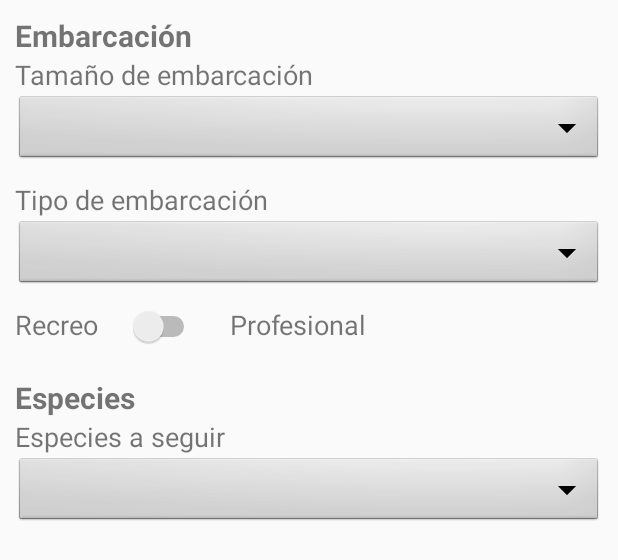
After one commit to JosepRivaille/Fishackathon, an Android app: the layout fragment_profile.xml on its own in the app's theme, with its tools: preview values and no code run, on a phone screen of 412 x 824 dp. The commit adds this screen. Shown: the top 560 px of the screen. Run offline under Robolectric (Android 15) with nearby library versions, the phone set to English and light mode, and no system bars.

Commit message:
Adding Profile, Android

```diff
--- a/android/app/src/main/AndroidManifest.xml
+++ b/android/app/src/main/AndroidManifest.xml
@@ -3,6 +3,8 @@
     package="com.fishhackathon.hackathon.fishhackathon">
 
     <uses-permission android:name="android.permission.INTERNET" />
+    <uses-permission android:name="android.permission.ACCESS_FINE_LOCATION" />
+    <uses-permission android:name="android.permission.ACCESS_COARSE_LOCATION" />
     <uses-permission android:name="android.permission.ACCESS_NETWORK_STATE" />
     <uses-permission android:name="android.permission.WRITE_EXTERNAL_STORAGE" />
 
--- a/android/app/src/main/java/com/fishhackathon/hackathon/fishhackathon/MainActivity.java
+++ b/android/app/src/main/java/com/fishhackathon/hackathon/fishhackathon/MainActivity.java
@@ -9,7 +9,6 @@ import android.support.v4.app.Fragment;
 import android.support.v7.app.AppCompatActivity;
 import android.util.Log;
 import android.view.MenuItem;
-import android.widget.TextView;
 
 import com.karumi.dexter.Dexter;
 import com.karumi.dexter.MultiplePermissionsReport;
@@ -79,8 +78,8 @@ public class MainActivity extends AppCompatActivity {
                 case R.id.navigation_dashboard:
                     selectedFragment = MapFragment.newInstance();
                     break;
-                case R.id.navigation_notifications:
-                    selectedFragment = MapFragment.newInstance();
+                case R.id.navigation_profile:
+                    selectedFragment = ProfileFragment.newInstance();
                     break;
             }
 
--- /dev/null
+++ b/android/app/src/main/java/com/fishhackathon/hackathon/fishhackathon/models/Species.java
@@ -0,0 +1,4 @@
+package com.fishhackathon.hackathon.fishhackathon.models;
+
+public class Species {
+}
--- /dev/null
+++ b/android/app/src/main/res/layout/fragment_profile.xml
@@ -0,0 +1,115 @@
+<LinearLayout xmlns:android="http://schemas.android.com/apk/res/android"
+    xmlns:tools="http://schemas.android.com/tools"
+    android:layout_width="match_parent"
+    android:layout_height="match_parent"
+    android:layout_marginBottom="?attr/actionBarSize"
+    android:orientation="vertical"
+    android:padding="10dp"
+    tools:context="com.fishhackathon.hackathon.fishhackathon.MainActivity">
+
+    <LinearLayout
+        android:layout_width="match_parent"
+        android:layout_height="wrap_content"
+        android:orientation="vertical">
+
+        <TextView
+            android:layout_width="match_parent"
+            android:layout_height="wrap_content"
+            android:text="@string/profile_embarcaciones"
+            android:textSize="20sp"
+            android:textStyle="bold" />
+
+        <LinearLayout
+            android:layout_width="match_parent"
+            android:layout_height="wrap_content"
+            android:layout_marginBottom="10dp"
+            android:orientation="vertical">
+
+            <TextView
+                android:layout_width="match_parent"
+                android:layout_height="wrap_content"
+                android:text="@string/profile_tamano_embarcacion"
+                android:textSize="18sp" />
+
+            <Spinner
+                android:id="@+id/profile_tamano_embarcacion_spinner"
+                android:layout_width="match_parent"
+                android:layout_height="wrap_content"
+                android:background="@android:drawable/btn_dropdown"
+                android:spinnerMode="dropdown" />
+        </LinearLayout>
+
+        <LinearLayout
+            android:layout_width="match_parent"
+            android:layout_height="wrap_content"
+            android:layout_marginBottom="10dp"
+            android:orientation="vertical">
+
+            <TextView
+                android:layout_width="match_parent"
+                android:layout_height="wrap_content"
+                android:text="@string/profile_tipo_embarcacion"
+                android:textSize="18sp" />
+
+            <Spinner
+                android:id="@+id/profile_tipo_embarcacion_spinner"
+                android:layout_width="match_parent"
+                android:layout_height="wrap_content"
+                android:background="@android:drawable/btn_dropdown"
+                android:spinnerMode="dropdown" />
+        </LinearLayout>
+
+        <LinearLayout
+            android:layout_width="match_parent"
+            android:layout_height="wrap_content"
+            android:orientation="horizontal">
+
+            <TextView
+                android:layout_width="wrap_content"
+                android:layout_height="wrap_content"
+                android:text="@string/profile_recreo_embarcacion"
+                android:textSize="18sp" />
+
+            <Switch
+                android:id="@+id/profile_uso_embarcacion_switch"
+                android:layout_width="wrap_content"
+                android:layout_height="wrap_content"
+                android:layout_marginEnd="20dp"
+                android:layout_marginStart="20dp" />
+
+            <TextView
+                android:layout_width="wrap_content"
+                android:layout_height="wrap_content"
+                android:text="@string/profile_profesional_embarcacion"
+                android:textSize="18sp" />
+
+        </LinearLayout>
+    </LinearLayout>
+
+    <LinearLayout
+        android:layout_width="match_parent"
+        android:layout_height="wrap_content"
+        android:layout_marginTop="20dp"
+        android:orientation="vertical">
+
+        <TextView
+            android:layout_width="match_parent"
+            android:layout_height="wrap_content"
+            android:text="@string/profile_especies"
+            android:textSize="20sp"
+            android:textStyle="bold" />
+
+        <TextView
+            android:layout_width="match_parent"
+            android:layout_height="wrap_content"
+            android:text="@string/profile_tipo_especies"
+            android:textSize="18sp" />
+
+        <Spinner
+            android:id="@+id/profile_especies_view"
+            android:layout_width="match_parent"
+            android:layout_height="wrap_content"
+            android:background="@android:drawable/btn_dropdown"
+            android:spinnerMode="dropdown" />
+    </LinearLayout>
+</LinearLayout>
--- a/android/app/src/main/res/menu/navigation.xml
+++ b/android/app/src/main/res/menu/navigation.xml
@@ -12,8 +12,8 @@
         android:title="@string/title_dashboard" />
 
     <item
-        android:id="@+id/navigation_notifications"
+        android:id="@+id/navigation_profile"
         android:icon="@drawable/ic_notifications_black_24dp"
-        android:title="@string/title_notifications" />
+        android:title="@string/title_profile" />
 
 </menu>
--- a/android/app/src/main/res/values/colors.xml
+++ b/android/app/src/main/res/values/colors.xml
@@ -1,6 +1,11 @@
 <?xml version="1.0" encoding="utf-8"?>
 <resources>
-    <color name="colorPrimary">#3F51B5</color>
-    <color name="colorPrimaryDark">#303F9F</color>
-    <color name="colorAccent">#FF4081</color>
+    <color name="colorPrimary">#2196F3</color>
+    <color name="colorPrimaryLight">#BBDEFB</color>
+    <color name="colorPrimaryDark">#1976D2</color>
+    <color name="colorAccent">#FFC107</color>
+    <color name="colorText">#FFFFFF</color>
+    <color name="colorPrimaryText">#212121</color>
+    <color name="colorSecondaryText">#757575</color>
+    <color name="colorDivider">#BDBDBD</color>
 </resources>
--- a/android/app/src/main/res/values/strings.xml
+++ b/android/app/src/main/res/values/strings.xml
@@ -3,5 +3,13 @@
 
     <string name="title_map">Map</string>
     <string name="title_dashboard">Dashboard</string>
-    <string name="title_notifications">Notifications</string>
+    <string name="title_profile">Profile</string>
+
+    <string name="profile_embarcaciones">Embarcación</string>
+    <string name="profile_tamano_embarcacion">Tamaño de embarcación</string>
+    <string name="profile_tipo_embarcacion">Tipo de embarcación</string>
+    <string name="profile_profesional_embarcacion">Profesional</string>
+    <string name="profile_recreo_embarcacion">Recreo</string>
+    <string name="profile_especies">Especies</string>
+    <string name="profile_tipo_especies">Especies a seguir</string>
 </resources>
```
Also changed, not shown: android/app/src/main/java/com/fishhackathon/hackathon/fishhackathon/ProfileFragment.java (added, +93 -0 lines), android/app/src/main/java/com/fishhackathon/hackathon/fishhackathon/controllers/SharedPreferencesController.java (added, +119 -0 lines), android/app/src/main/java/com/fishhackathon/hackathon/fishhackathon/models/MapGeoPoint.java (added, +27 -0 lines), android/app/src/main/java/com/fishhackathon/hackathon/fishhackathon/models/Profile.java (added, +91 -0 lines).
